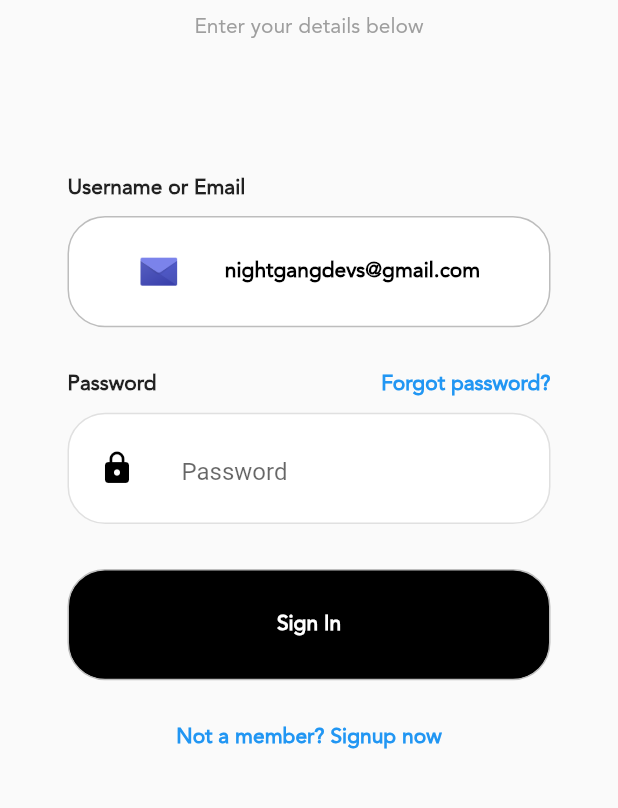
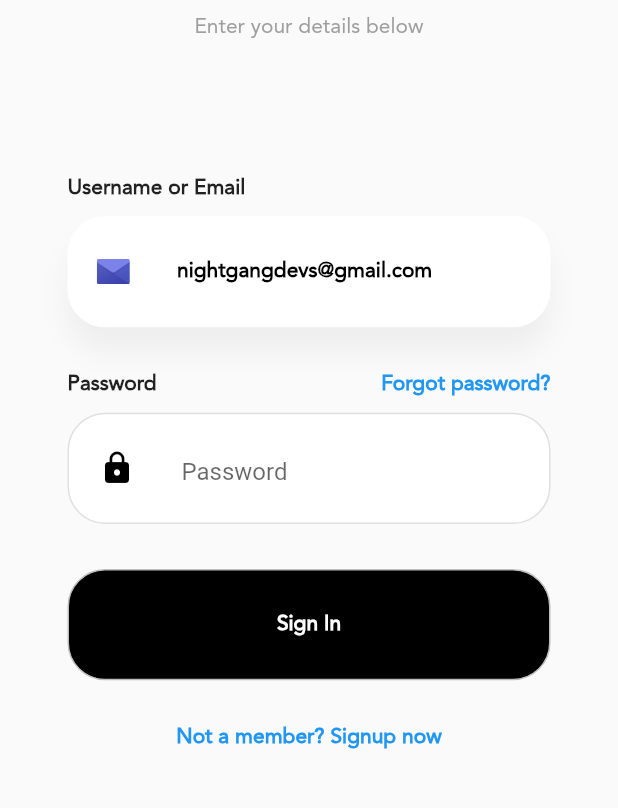
Before and after one commit to krish-bhanushali/codestagram, a Flutter app: the screen it shows after launch, after a tap on "Sign in with your email", on a phone screen of 412 x 824 dp, the part 303-1111 px from its top. Run offline on Flutter 3.47's test engine with Material 2 defaults, Android fonts, the phone set to English and light mode, and no system bars; our stand-ins replace flutter_screenutil, flutter_svg, get, smooth_page_indicator; network calls fail.

Commit message:
Improved UI Bug

```diff
--- a/lib/pages/login/login_resume_view.dart
+++ b/lib/pages/login/login_resume_view.dart
@@ -89,15 +89,44 @@ class _LoginResumeViewState extends State<LoginResumeView> {
                   SizedBox(
                     height: 10.0,
                   ),
-                  SignInWidget(
-                    isImage: true,
-                    width: double.infinity,
-                    height: height,
-                    hasIcon: true,
-                    title: 'nightgangdevs@gmail.com',
-                    titleColor: Colors.black,
-                    iconSource: 'assets/svg/message-alt.svg',
-                    fillColor: Colors.white,
+                  GestureDetector(
+                    onTap: () {},
+                    child: Container(
+                      padding: EdgeInsets.all(18.0),
+                      width: double.infinity,
+                      height: height * 0.09,
+                      decoration: BoxDecoration(
+                          color: Colors.white,
+                          boxShadow: [
+                            BoxShadow(
+                                offset: Offset(0, 16),
+                                color: Colors.grey[200],
+                                blurRadius: 15.0)
+                          ],
+                          borderRadius:
+                              BorderRadius.all(Radius.circular(25.0))),
+                      child: Row(
+                        mainAxisAlignment: MainAxisAlignment.start,
+                        children: [
+                          Container(
+                            child: Image.asset('assets/png/email.png'),
+                            width: 25.0,
+                          ),
+                          SizedBox(width: 30.0),
+                          Align(
+                              alignment: Alignment.center,
+                              child: Text(
+                                'nightgangdevs@gmail.com',
+                                textAlign: TextAlign.center,
+                                style: TextStyle(
+                                  fontFamily: 'Avenir',
+                                  fontWeight: FontWeight.bold,
+                                  color: Colors.black,
+                                ),
+                              )),
+                        ],
+                      ),
+                    ),
                   ),
                   SizedBox(
                     height: 30.0,
```
